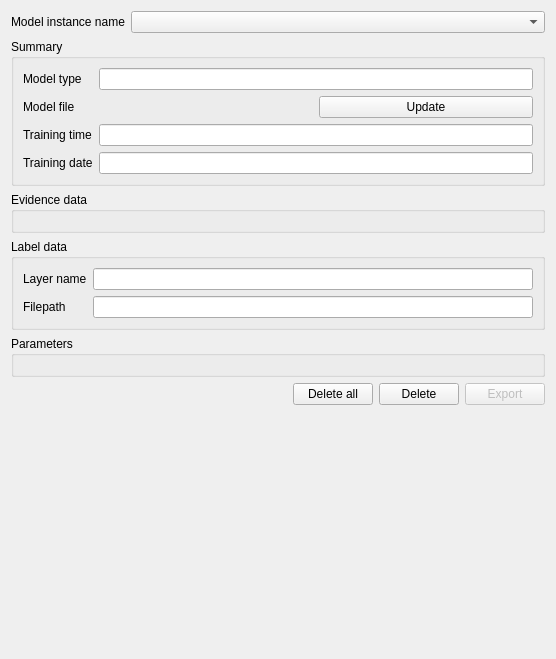
First picture: the form in eis_qgis_plugin/resources/ui/results/wizard_model_history.ui, repository GispoCoding/eis_qgis_plugin, before the edit.
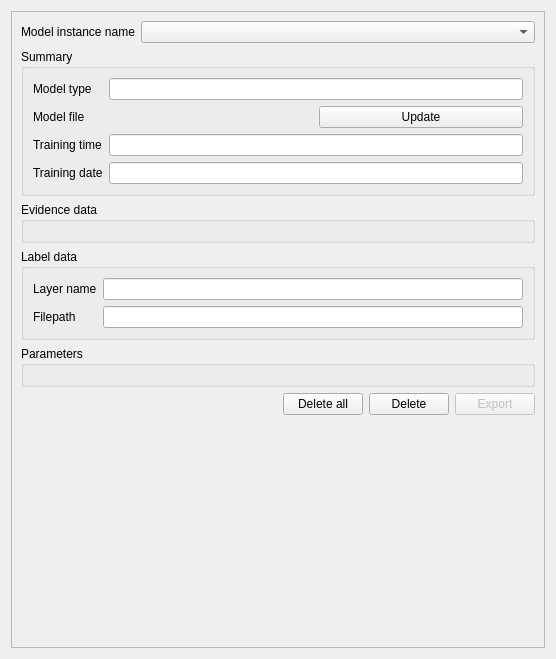
Second picture: the form after the edit. Custom widgets are drawn as their Qt base class.

Commit message: fix(ui): Fixed History tab in Wizard not having scroll area

What changed in the file:
```diff
--- a/eis_qgis_plugin/resources/ui/results/wizard_model_history.ui
+++ b/eis_qgis_plugin/resources/ui/results/wizard_model_history.ui
@@ -31,6 +31,21 @@
   <property name="windowTitle">
    <string>Form</string>
   </property>
+  <layout class="QVBoxLayout" name="verticalLayout_3">
+   <item>
+    <widget class="QScrollArea" name="scrollArea">
+     <property name="widgetResizable">
+      <bool>true</bool>
+     </property>
+     <widget class="QWidget" name="scrollAreaWidgetContents">
+      <property name="geometry">
+       <rect>
+        <x>0</x>
+        <y>0</y>
+        <width>536</width>
+        <height>639</height>
+       </rect>
+      </property>
   <layout class="QVBoxLayout" name="verticalLayout">
    <item>
     <layout class="QHBoxLayout" name="horizontalLayout">
@@ -259,10 +274,14 @@
      <property name="sizeHint" stdset="0">
       <size>
        <width>20</width>
-       <height>40</height>
+           <height>5</height>
       </size>
      </property>
     </spacer>
+       </item>
+      </layout>
+     </widget>
+    </widget>
    </item>
   </layout>
  </widget>
```
Lines whose indentation alone changed are shown as unchanged.
